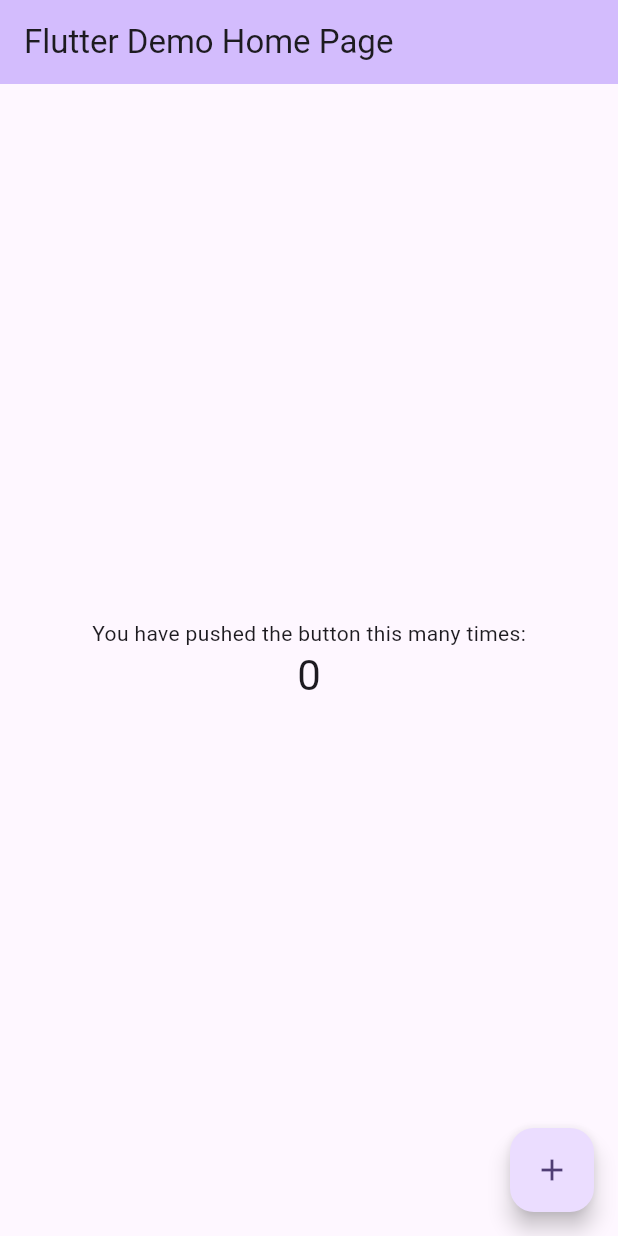
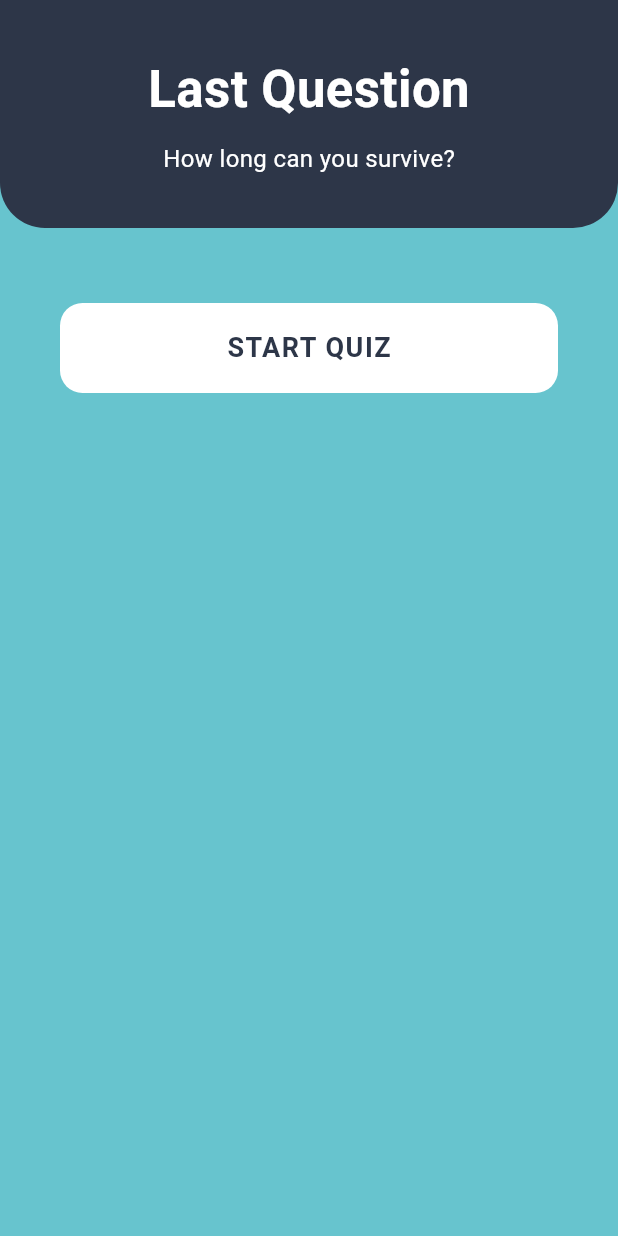
Before and after one commit to MatthewRSM/last_question, a Flutter app: the screen it shows after launch, on a phone screen of 412 x 824 dp. Run offline on Flutter 3.47's test engine with Material 3 defaults, Android fonts, the phone set to English and light mode, and no system bars.

Commit message:
Basic Structure Commit
Added basic file structure for screens and scaffolded homepage

```diff
--- /dev/null
+++ b/lib/app.dart
@@ -0,0 +1,23 @@
+import 'package:flutter/material.dart';
+import 'theme/app_colours.dart';
+import 'screens/home_screen.dart';
+
+class LastQuestionApp extends StatelessWidget {
+
+    const LastQuestionApp({super.key});
+
+    @override
+    Widget build(BuildContext context) {
+        return MaterialApp(
+            title: 'Last Question',
+            debugShowCheckedModeBanner: false,
+            theme: ThemeData(
+                useMaterial3: true,
+                fontFamily: 'Roboto',
+                scaffoldBackgroundColor: AppColours.background,
+            ),
+            home: const HomeScreen(),
+        );
+    }
+
+}
--- a/lib/main.dart
+++ b/lib/main.dart
@@ -1,122 +1,8 @@
-import 'package:material_ui/material_ui.dart';
+import 'package:flutter/material.dart';
+import 'app.dart';
 
 void main() {
-  runApp(const MyApp());
+
+  runApp(const LastQuestionApp());
+
 }
-
-class MyApp extends StatelessWidget {
-  const MyApp({super.key});
-
-  // This widget is the root of your application.
-  @override
-  Widget build(BuildContext context) {
-    return MaterialApp(
-      title: 'Flutter Demo',
-      theme: ThemeData(
-        // This is the theme of your application.
-        //
-        // TRY THIS: Try running your application with "flutter run". You'll see
-        // the application has a purple toolbar. Then, without quitting the app,
-        // try changing the seedColor in the colorScheme below to Colors.green
-        // and then invoke "hot reload" (save your changes or press the "hot
-        // reload" button in a Flutter-supported IDE, or press "r" if you used
-        // the command line to start the app).
-        //
-        // Notice that the counter didn't reset back to zero; the application
-        // state is not lost during the reload. To reset the state, use hot
-        // restart instead.
-        //
-        // This works for code too, not just values: Most code changes can be
-        // tested with just a hot reload.
-        colorScheme: .fromSeed(seedColor: Colors.deepPurple),
-      ),
-      home: const MyHomePage(title: 'Flutter Demo Home Page'),
-    );
-  }
-}
-
-class MyHomePage extends StatefulWidget {
-  const MyHomePage({super.key, required this.title});
-
-  // This widget is the home page of your application. It is stateful, meaning
-  // that it has a State object (defined below) that contains fields that affect
-  // how it looks.
-
-  // This class is the configuration for the state. It holds the values (in this
-  // case the title) provided by the parent (in this case the App widget) and
-  // used by the build method of the State. Fields in a Widget subclass are
-  // always marked "final".
-
-  final String title;
-
-  @override
-  State<MyHomePage> createState() => _MyHomePageState();
-}
-
-class _MyHomePageState extends State<MyHomePage> {
-  int _counter = 0;
-
-  void _incrementCounter() {
-    setState(() {
-      // This call to setState tells the Flutter framework that something has
-      // changed in this State, which causes it to rerun the build method below
-      // so that the display can reflect the updated values. If we changed
-      // _counter without calling setState(), then the build method would not be
-      // called again, and so nothing would appear to happen.
-      _counter++;
-    });
-  }
-
-  @override
-  Widget build(BuildContext context) {
-    // This method is rerun every time setState is called, for instance as done
-    // by the _incrementCounter method above.
-    //
-    // The Flutter framework has been optimized to make rerunning build methods
-    // fast, so that you can just rebuild anything that needs updating rather
-    // than having to individually change instances of widgets.
-    return Scaffold(
-      appBar: AppBar(
-        // TRY THIS: Try changing the color here to a specific color (to
-        // Colors.amber, perhaps?) and trigger a hot reload to see the AppBar
-        // change color while the other colors stay the same.
-        backgroundColor: Theme.of(context).colorScheme.inversePrimary,
-        // Here we take the value from the MyHomePage object that was created by
-        // the App.build method, and use it to set our appbar title.
-        title: Text(widget.title),
-      ),
-      body: Center(
-        // Center is a layout widget. It takes a single child and positions it
-        // in the middle of the parent.
-        child: Column(
-          // Column is also a layout widget. It takes a list of children and
-          // arranges them vertically. By default, it sizes itself to fit its
-          // children horizontally, and tries to be as tall as its parent.
-          //
-          // Column has various properties to control how it sizes itself and
-          // how it positions its children. Here we use mainAxisAlignment to
-          // center the children vertically; the main axis here is the vertical
-          // axis because Columns are vertical (the cross axis would be
-          // horizontal).
-          //
-          // TRY THIS: Invoke "debug painting" (choose the "Toggle Debug Paint"
-          // action in the IDE, or press "p" in the console), to see the
-          // wireframe for each widget.
-          mainAxisAlignment: .center,
-          children: [
-            const Text('You have pushed the button this many times:'),
-            Text(
-              '$_counter',
-              style: Theme.of(context).textTheme.headlineMedium,
-            ),
-          ],
-        ),
-      ),
-      floatingActionButton: FloatingActionButton(
-        onPressed: _incrementCounter,
-        tooltip: 'Increment',
-        child: const Icon(Icons.add),
-      ),
-    );
-  }
-}
--- /dev/null
+++ b/lib/screens/home_screen.dart
@@ -0,0 +1,88 @@
+import 'package:flutter/material.dart';
+import '../theme/app_colours.dart';
+
+class HomeScreen extends StatelessWidget {
+
+    const HomeScreen({super.key});
+
+    @override
+    Widget build(BuildContext context) {
+        return Scaffold(
+            backgroundColor: AppColours.background,
+            body: SafeArea(
+                child: Stack(
+                    children: [
+                        Column(
+                            children: [
+                                // Header
+                                Container(
+                                    width: double.infinity,
+                                    padding: const EdgeInsets.symmetric(
+                                        vertical: 35,
+                                        horizontal: 20,
+                                    ),
+                                    decoration: const BoxDecoration(
+                                        color: AppColours.foreground,
+                                        borderRadius: BorderRadius.vertical(
+                                            bottom: Radius.circular(30),
+                                        ),
+                                    ),
+                                    child: Column(
+                                        children: [
+                                            const Text(
+                                                'Last Question',
+                                                style: TextStyle(
+                                                    color: AppColours.white,
+                                                    fontSize: 34,
+                                                    fontWeight: FontWeight.bold,
+                                                ),
+                                            ),
+                                            // Spacing
+                                            const SizedBox(height: 10),
+                                            const Text(
+                                                'How long can you survive?',
+                                                style: TextStyle(
+                                                    color: AppColours.white,
+                                                    fontSize: 16,
+                                                ),
+                                            ),
+                                        ],
+                                    ),
+                                ),
+                                // Spacing
+                                const SizedBox(height: 50),
+                                // Start Quiz Button
+                                Padding (
+                                    padding: const EdgeInsets.symmetric(horizontal: 40),
+                                    child: SizedBox(
+                                        width: double.infinity,
+                                        height: 60,
+                                        child: ElevatedButton(
+                                            onPressed: () {},
+                                            style: ElevatedButton.styleFrom(
+                                                backgroundColor: AppColours.white,
+                                                foregroundColor: AppColours.foreground,
+                                                shape: RoundedRectangleBorder(
+                                                    borderRadius: BorderRadius.circular(15),
+                                                ),
+                                                elevation: 0,
+                                            ),
+                                            child: const Text(
+                                                'START QUIZ',
+                                                style: TextStyle(
+                                                    fontSize: 18,
+                                                    fontWeight: FontWeight.bold,
+                                                    letterSpacing: 1,
+                                                ),
+                                            ),
+                                        ),
+                                    ),
+                                ),
+                            ],
+                        ),
+                    ],
+                ),
+            ),
+        );
+    }
+}
--- /dev/null
+++ b/lib/theme/app_colours.dart
@@ -0,0 +1,13 @@
+import 'package:flutter/material.dart';
+
+class AppColours {
+
+    static const Color background = Color(0xFF67C4CE);
+    static const Color foreground = Color(0xFF2D3648);
+
+    static const Color white = Color(0xFFFFFFFF);
+
+    static const Color primaryText = Color(0xFFF2FFFF);
+    static const Color secondaryText = Color(0xFF2D3648);
+
+}
```
